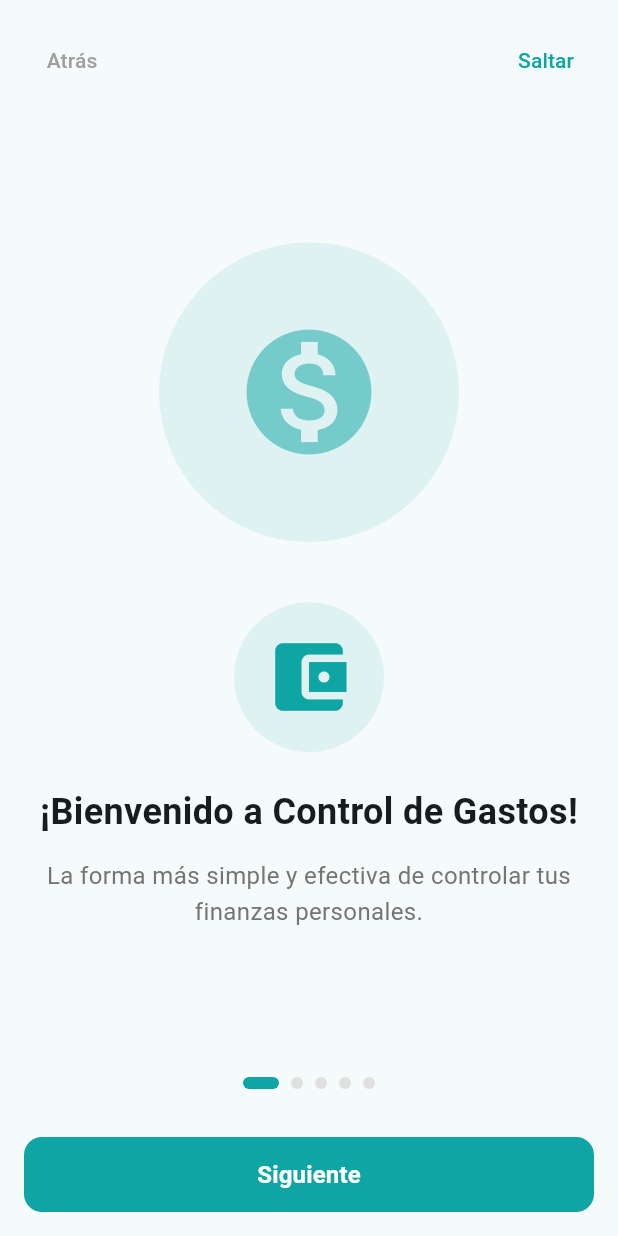
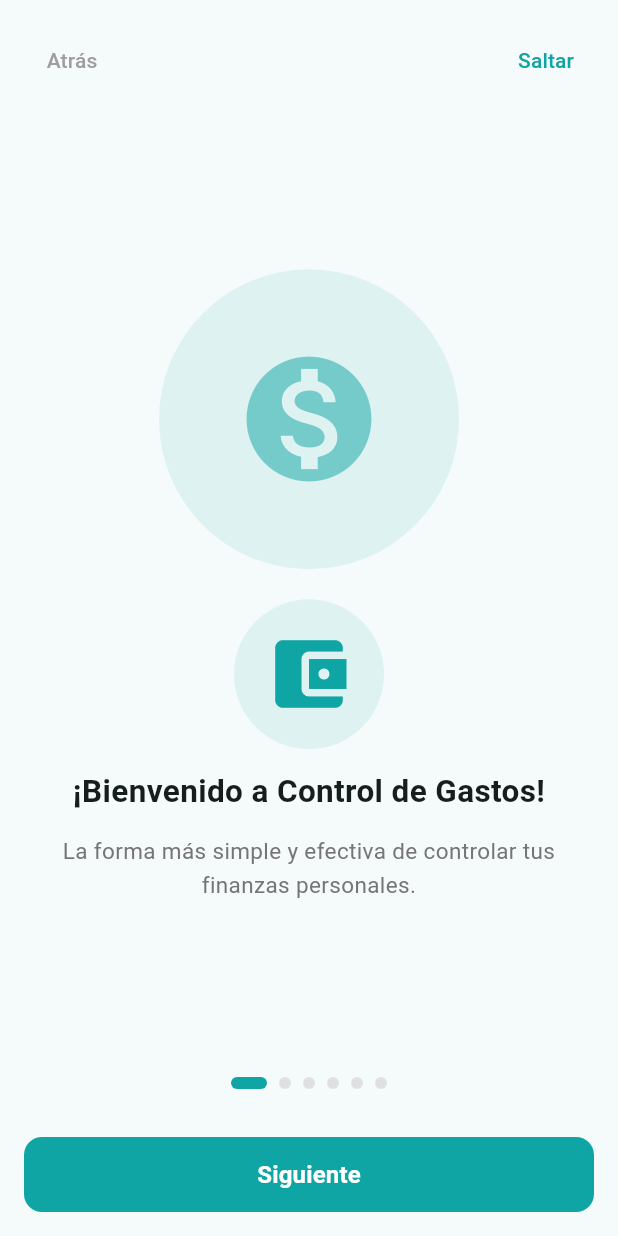
Before and after one commit to florenciaballonlp-create/Zentavo, a Flutter app: the screen it shows after launch, on a phone screen of 412 x 824 dp. Run offline on Flutter 3.47's test engine with Material 3 defaults, Android fonts, the phone set to English and light mode, and no system bars; our stand-ins replace file_picker, fl_chart, flutter_local_notifications, google_mobile_ads, image_picker, in_app_purchase and 5 more; missing offline and left inert: excel, mobile_scanner.

Commit message:
fix(iOS): improve onboarding layout for iPad and align app display name

```diff
--- a/lib/onboarding_screen.dart
+++ b/lib/onboarding_screen.dart
@@ -48,6 +48,7 @@ class OnboardingScreen extends StatefulWidget {
 class _OnboardingScreenState extends State<OnboardingScreen> {
   final PageController _pageController = PageController();
   int _currentPage = 0;
+  static const int _totalPages = 6;
 
   @override
   void dispose() {
@@ -56,7 +57,7 @@ class _OnboardingScreenState extends State<OnboardingScreen> {
   }
 
   void _nextPage() {
-    if (_currentPage < 4) {
+    if (_currentPage < _totalPages - 1) {
       _pageController.nextPage(
         duration: const Duration(milliseconds: 300),
         curve: Curves.easeInOut,
@@ -131,6 +132,7 @@ class _OnboardingScreenState extends State<OnboardingScreen> {
                   _buildPage3(),
                   _buildPage4(),
                   _buildPage5(),
+                  _buildPage6(),
                 ],
               ),
             ),
@@ -140,7 +142,7 @@ class _OnboardingScreenState extends State<OnboardingScreen> {
               padding: const EdgeInsets.all(16),
               child: Row(
                 mainAxisAlignment: MainAxisAlignment.center,
-                children: List.generate(5, (index) {
+                children: List.generate(_totalPages, (index) {
                   return Container(
                     margin: const EdgeInsets.symmetric(horizontal: 4),
                     width: _currentPage == index ? 24 : 8,
@@ -173,7 +175,7 @@ class _OnboardingScreenState extends State<OnboardingScreen> {
                     elevation: 0,
                   ),
                   child: Text(
-                    _currentPage < 4 ? 'Siguiente' : 'Comenzar',
+                    _currentPage < _totalPages - 1 ? 'Siguiente' : 'Comenzar',
                     style: const TextStyle(fontSize: 16, fontWeight: FontWeight.bold),
                   ),
                 ),
@@ -235,6 +237,17 @@ class _OnboardingScreenState extends State<OnboardingScreen> {
     );
   }
 
+  Widget _buildPage6() {
+    return _buildPageTemplate(
+      icon: Icons.currency_exchange,
+      color: const Color(0xFF0EA5A4),
+      title: 'Cambia tu Moneda en segundos',
+      description:
+          'Ve a Menú > Configuración > Moneda para elegir tu divisa principal cuando quieras.',
+      illustration: _buildIllustration6(),
+    );
+  }
+
   Widget _buildPageTemplate({
     required IconData icon,
     required Color color,
@@ -242,16 +255,25 @@ class _OnboardingScreenState extends State<OnboardingScreen> {
     required String description,
     required Widget illustration,
   }) {
-    return Padding(
-      padding: const EdgeInsets.all(24),
+    return LayoutBuilder(
+      builder: (context, constraints) {
+        final bool compactHeight = constraints.maxHeight < 650;
+        final double sidePadding = compactHeight ? 16 : 24;
+        final double titleSize = compactHeight ? 21 : 24;
+        final double bodySize = compactHeight ? 15 : 16;
+        final double spacingLarge = compactHeight ? 20 : 40;
+        final double spacingMedium = compactHeight ? 14 : 24;
+
+        return SingleChildScrollView(
+          padding: EdgeInsets.all(sidePadding),
+          child: ConstrainedBox(
+            constraints: BoxConstraints(minHeight: constraints.maxHeight - (sidePadding * 2)),
+            child: IntrinsicHeight(
               child: Column(
                 mainAxisAlignment: MainAxisAlignment.center,
                 children: [
-          // Ilustración
                   illustration,
-          const SizedBox(height: 40),
-
-          // Icono
+                  SizedBox(height: spacingLarge),
                   Container(
                     padding: const EdgeInsets.all(20),
                     decoration: BoxDecoration(
@@ -260,32 +282,32 @@ class _OnboardingScreenState extends State<OnboardingScreen> {
                     ),
                     child: Icon(icon, size: 60, color: color),
                   ),
-          const SizedBox(height: 24),
-
-          // Título
+                  SizedBox(height: spacingMedium),
                   Text(
                     title,
                     textAlign: TextAlign.center,
-            style: const TextStyle(
-              fontSize: 24,
+                    style: TextStyle(
+                      fontSize: titleSize,
                       fontWeight: FontWeight.bold,
                       height: 1.3,
                     ),
                   ),
                   const SizedBox(height: 16),
-
-          // Descripción
                   Text(
                     description,
                     textAlign: TextAlign.center,
                     style: TextStyle(
-              fontSize: 16,
+                      fontSize: bodySize,
                       color: Colors.grey[600],
                       height: 1.5,
                     ),
                   ),
                 ],
               ),
+            ),
+          ),
+        );
+      },
     );
   }
 
@@ -398,6 +420,27 @@ class _OnboardingScreenState extends State<OnboardingScreen> {
           size: 100,
           color: const Color(0xFF8B5CF6).withOpacity(0.6),
         ),
+      ),
+    );
+  }
+
+  Widget _buildIllustration6() {
+    return Container(
+      width: 200,
+      height: 200,
+      decoration: BoxDecoration(
+        color: const Color(0xFF0EA5A4).withOpacity(0.1),
+        borderRadius: BorderRadius.circular(20),
+      ),
+      child: Column(
+        mainAxisAlignment: MainAxisAlignment.center,
+        children: const [
+          Icon(Icons.settings, size: 42, color: Color(0xFF0EA5A4)),
+          SizedBox(height: 10),
+          Icon(Icons.arrow_downward, size: 24, color: Color(0xFF6B7280)),
+          SizedBox(height: 10),
+          Icon(Icons.currency_exchange, size: 56, color: Color(0xFF0EA5A4)),
+        ],
       ),
     );
   }
```
Also changed, not shown: 1 other file. Lines whose indentation alone changed are shown as unchanged.
